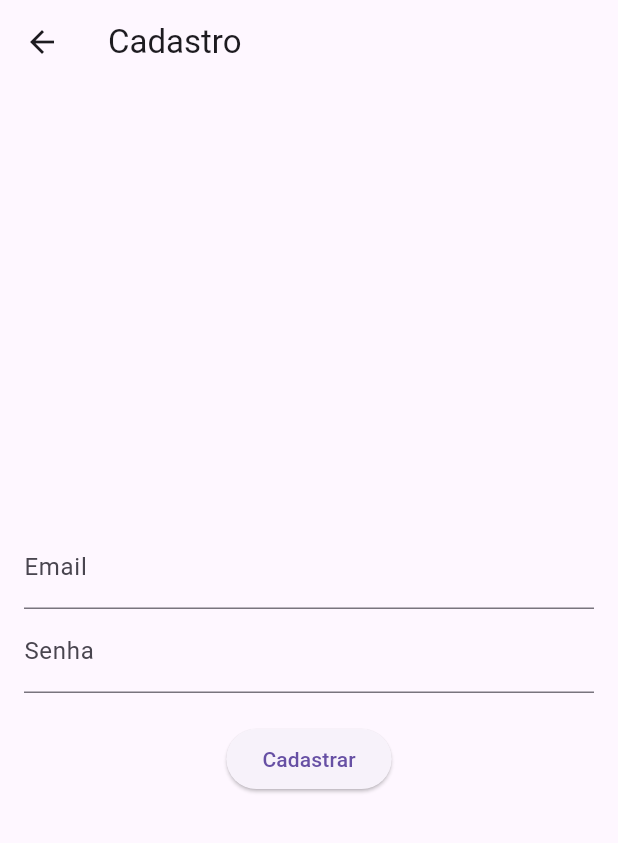
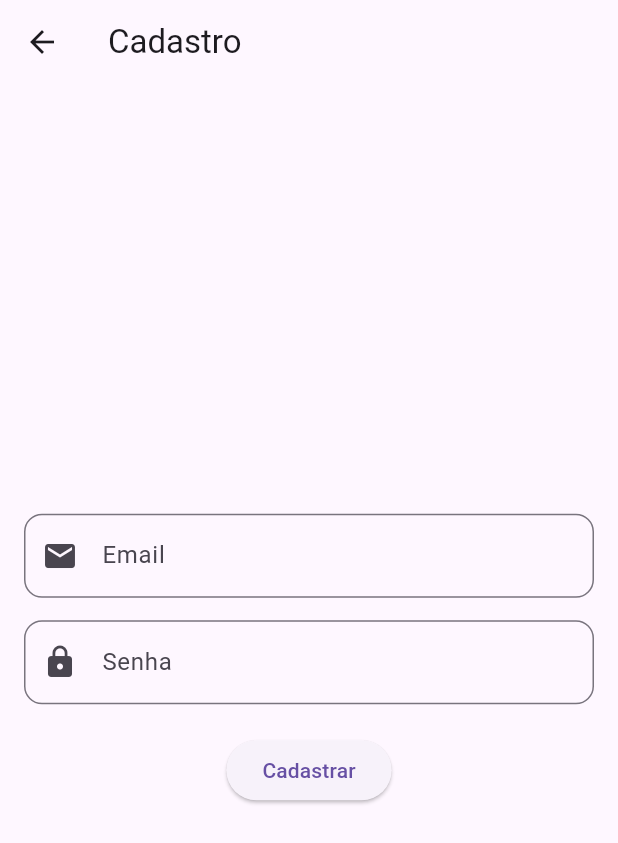
Before and after one commit to jandersonsiqueira/OrderSync, a Flutter app: the screen it shows after launch, after a tap on "Cadastrar-se", on a phone screen of 412 x 824 dp. Shown: the top 843 px of the screen. Run offline on Flutter 3.47's test engine with Material 3 defaults, Android fonts, the phone set to English and light mode, and no system bars; our stand-ins replace firebase_auth, firebase_core, fl_chart, font_awesome_flutter, google_sign_in, shared_preferences; accounts and stored records are empty; network calls fail.

Commit message:
Melhoria tela de login e cadastro

```diff
--- a/mobile/lib/login/login_page.dart
+++ b/mobile/lib/login/login_page.dart
@@ -94,11 +94,20 @@ class _LoginPageState extends State<LoginPage> {
           children: [
             TextField(
               controller: _emailController,
-              decoration: const InputDecoration(labelText: 'Email'),
+              decoration: InputDecoration(
+                labelText: 'Email',
+                prefixIcon: const Icon(Icons.email),
+                border: OutlineInputBorder(borderRadius: BorderRadius.circular(12)),
+              ),
             ),
+            const SizedBox(height: 15),
             TextField(
               controller: _passwordController,
-              decoration: const InputDecoration(labelText: 'Senha'),
+              decoration: InputDecoration(
+                labelText: 'Senha',
+                prefixIcon: const Icon(Icons.lock),
+                border: OutlineInputBorder(borderRadius: BorderRadius.circular(12)),
+              ),
               obscureText: true,
             ),
             const SizedBox(height: 20),
--- a/mobile/lib/login/register_page.dart
+++ b/mobile/lib/login/register_page.dart
@@ -67,11 +67,20 @@ class _RegisterPageState extends State<RegisterPage> {
           children: [
             TextField(
               controller: _emailController,
-              decoration: const InputDecoration(labelText: 'Email'),
+              decoration: InputDecoration(
+                labelText: 'Email',
+                prefixIcon: const Icon(Icons.email),
+                border: OutlineInputBorder(borderRadius: BorderRadius.circular(12)),
+              ),
             ),
+            const SizedBox(height: 15),
             TextField(
               controller: _passwordController,
-              decoration: const InputDecoration(labelText: 'Senha'),
+              decoration: InputDecoration(
+                labelText: 'Senha',
+                prefixIcon: const Icon(Icons.lock),
+                border: OutlineInputBorder(borderRadius: BorderRadius.circular(12)),
+              ),
               obscureText: true,
             ),
             const SizedBox(height: 20),
```
